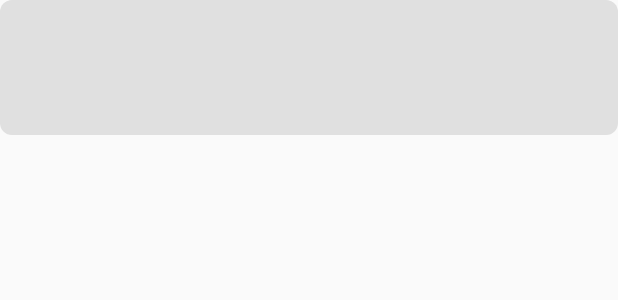
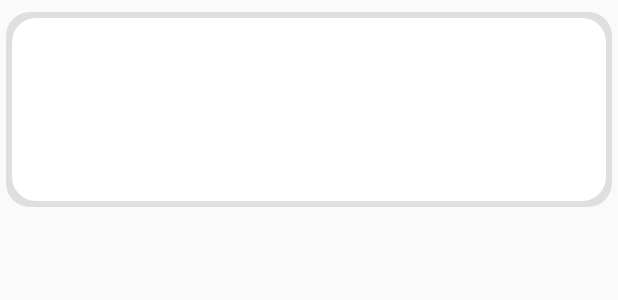
Before and after one commit to GSteve-Paul/NotificationFilter, an Android app: the layout list_item.xml on its own in the app's theme, with its tools: preview values and no code run, on a phone screen of 412 x 824 dp. Shown: the top 300 px of the screen. Run offline under Robolectric (Android 15) with nearby library versions, the phone set to English and light mode, and no system bars.

Commit message:
通知历史记录页面美化了一部分

```diff
--- a/app/src/main/res/drawable/card_bg.xml
+++ /dev/null
@@ -1,8 +0,0 @@
-<?xml version="1.0" encoding="utf-8"?>
-<selector>
-    <!-->
-
-等待修改
-<-->
-
-</selector>
--- a/app/src/main/res/drawable/list_item_background.xml
+++ b/app/src/main/res/drawable/list_item_background.xml
@@ -1,5 +1,28 @@
-<?xml version="1.0" encoding="utf-8"?>
-<shape xmlns:android="http://schemas.android.com/apk/res/android">
-    <solid android:color="#E0E0E0"/>
-    <corners android:radius="8dp"/>
-</shape>
+<!-- res/drawable/list_item_rounded_bg.xml -->
+<layer-list xmlns:android="http://schemas.android.com/apk/res/android">
+
+    <!-- Shadow layer -->
+    <item>
+
+        <shape>
+            <solid android:color="#1C000000" />
+            <corners android:radius="16dp" />
+
+            <padding android:left="4dp" android:top="4dp" android:right="4dp" android:bottom="4dp" />
+        </shape>
+    </item>
+
+    <!-- Main background layer -->
+    <item>
+        <shape>
+            <solid android:color="@android:color/white"/>
+            <corners android:radius="16dp"/>
+            <padding android:left="16dp" android:top="16dp" android:right="16dp" android:bottom="16dp"/>
+            <gradient
+                android:startColor="@android:color/white"
+                android:endColor="@android:color/white"
+                android:type="linear"
+                android:angle="270"/>
+        </shape>
+    </item>
+</layer-list>
--- a/app/src/main/res/layout/list_item.xml
+++ b/app/src/main/res/layout/list_item.xml
@@ -2,6 +2,10 @@
 <LinearLayout xmlns:android="http://schemas.android.com/apk/res/android"
                 android:layout_width="match_parent"
                 android:layout_height="wrap_content"
+                android:layout_marginTop="8dp"
+                android:layout_marginBottom="8dp"
+                android:layout_marginLeft="4dp"
+                android:layout_marginRight="4dp"
                 android:orientation="vertical"
                 android:background="@drawable/list_item_background">
     <TextView
```
